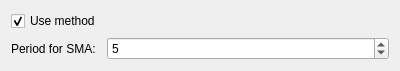
Apokal/forecastingui, file ForecastingUI/qsmasettingswidget.ui: the form before one commit.
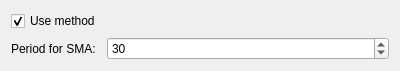
The form after the commit.

```diff
--- a/ForecastingUI/qsmasettingswidget.ui
+++ b/ForecastingUI/qsmasettingswidget.ui
@@ -37,7 +37,7 @@
       <number>1000</number>
      </property>
      <property name="value">
-      <number>5</number>
+      <number>30</number>
      </property>
     </widget>
    </item>
```
